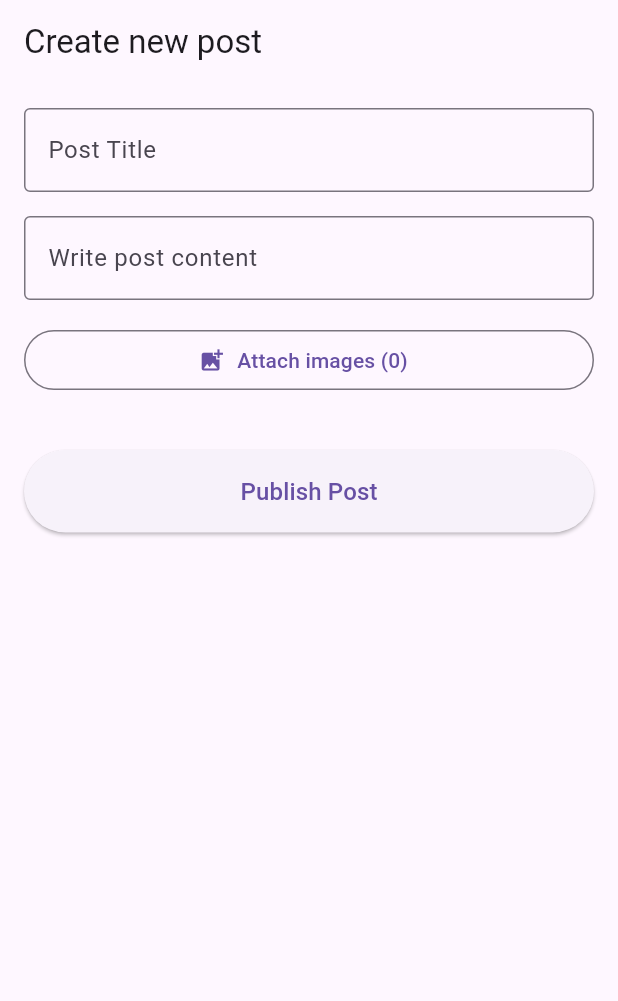
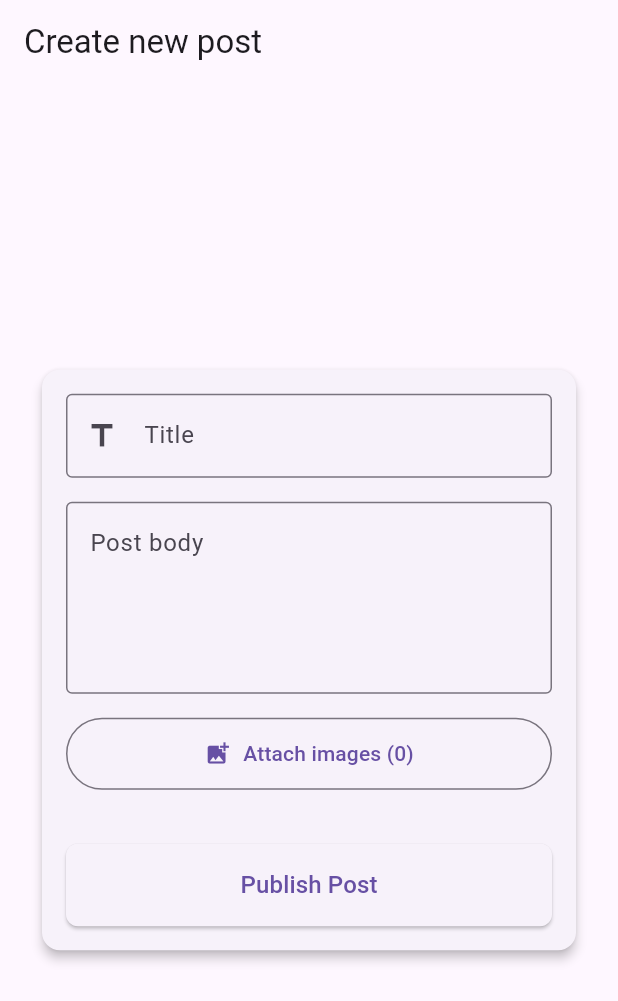
Before and after one commit to FishdStick/flutter_practice, a Flutter app: the CreatePostScreen screen opened by its route, on a phone screen of 412 x 824 dp. Shown: the top 1001 px of the screen. Run offline on Flutter 3.47's test engine with Material 3 defaults, Android fonts, the phone set to English and light mode, and no system bars; our stand-ins replace flutter_dotenv, go_router, image_picker, supabase_flutter; accounts and stored records are empty.

Commit message:
UPDATE - Changes to files
- Centered the position of the create post screen text fields and buttons

```diff
--- a/lib/features/posts/create_post_screen.dart
+++ b/lib/features/posts/create_post_screen.dart
@@ -72,16 +72,24 @@ class _CreatePostScreenState extends State<CreatePostScreen> {
     super.dispose();
   }
 
-
   @override
   Widget build(BuildContext context) {
     final postProvider = context.watch<PostProvider>();
 
     return Scaffold(
       appBar: AppBar(title: const Text('Create new post')),
-      body: Padding(
+      body: Center(
+        child: ConstrainedBox(
+          constraints: const BoxConstraints(maxWidth: 700),
+          child: SingleChildScrollView(
+            padding: const EdgeInsets.all(24.0),
+            child: Card(
+              elevation: 3,
+              shape: RoundedRectangleBorder(
+                borderRadius: BorderRadius.circular(12),
+              ),
+              child: Padding(
                   padding: const EdgeInsets.all(16.0),
-        child: SingleChildScrollView(
                   child: Form(
                       key: _formKey,
                       child: Column(
@@ -90,41 +98,54 @@ class _CreatePostScreenState extends State<CreatePostScreen> {
                           TextFormField(
                             controller: _titleController,
                             decoration: const InputDecoration(
-                    labelText: 'Post Title',
+                                labelText: 'Title',
                                 border: OutlineInputBorder(),
+                                prefixIcon: Icon(Icons.title)
                             ),
                             validator: (value) =>
                             (value == null || value
                                 .trim()
                                 .isEmpty)
-                      ? 'Please enter a title' : null,
+                                ? 'Please enter a title'
+                                : null,
                           ),
                           const SizedBox(height: 16),
 
                           TextFormField(
                             controller: _contentController,
+                            maxLines: 16,
+                            minLines: 4,
                             decoration: const InputDecoration(
-                    labelText: 'Write post content',
+                                labelText: 'Post body',
                                 border: OutlineInputBorder(),
+                                alignLabelWithHint: true
                             ),
                             validator: (value) =>
                             (value == null || value
                                 .trim()
                                 .isEmpty)
-                      ? 'Please enter post content' : null,
+                                ? 'Please enter post body'
+                                : null,
                           ),
                           const SizedBox(height: 16),
 
+                          // Attachment Button
                           OutlinedButton.icon(
                             onPressed: _pickImages,
                             icon: const Icon(Icons.add_photo_alternate),
-                  label: Text('Attach images (${_selectedImages.length})'),
+                            label: Text('Attach images (${_selectedImages
+                                .length})'),
+                            style: OutlinedButton.styleFrom(
+                                padding: const EdgeInsets.symmetric(
+                                    vertical: 14)),
                           ),
                           const SizedBox(height: 12),
 
                           if (_selectedImages.isNotEmpty)
                             ImagePreviewRow(
-                    imageUrls: _selectedImages.map((e) => e.path).toList(),
+                              imageUrls: _selectedImages
+                                  .map((e) => e.path)
+                                  .toList(),
                               onDelete: (index) {
                                 setState(() {
                                   _selectedImages.removeAt(index);
@@ -134,9 +155,14 @@ class _CreatePostScreenState extends State<CreatePostScreen> {
                           const SizedBox(height: 24),
 
                           ElevatedButton(
-                  onPressed: postProvider.isLoading ? null : _submitPost,
+                            onPressed: postProvider.isLoading
+                                ? null
+                                : _submitPost,
                             style: ElevatedButton.styleFrom(
                               padding: const EdgeInsets.symmetric(vertical: 16),
+                              shape: RoundedRectangleBorder(
+                                borderRadius: BorderRadius.circular(8),
+                              ),
                             ),
                             child: postProvider.isLoading
                                 ? const SizedBox(
@@ -144,14 +170,13 @@ class _CreatePostScreenState extends State<CreatePostScreen> {
                               width: 20,
                               child: CircularProgressIndicator(strokeWidth: 2),
                             )
-                      : const Text(
-                      'Publish Post',
-                      style: TextStyle(fontSize: 16)
+                                : const Text('Publish Post',
+                                style: TextStyle(fontSize: 16)),
+                          ),
+                        ],
+                      ))),
             ),
           ),
-              ],
-            )
-          )
         ),
       ),
     );
```
Lines whose indentation alone changed are shown as unchanged.
